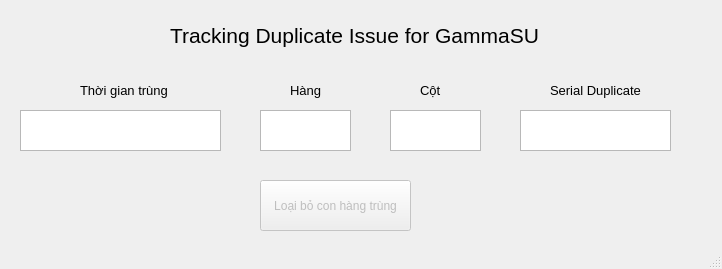
OnTuQuocDat/CheckDuplicatewithVBscript, file Interface.ui: the form before one commit.
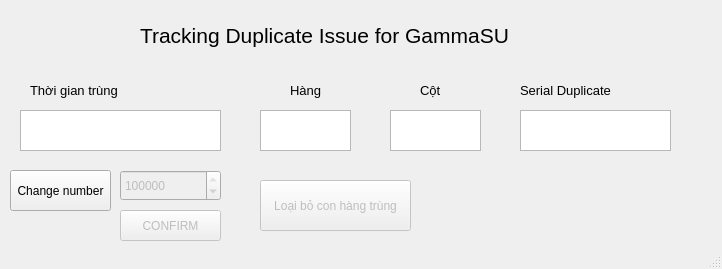
The form after the commit.

Diff of the .ui file:
```diff
--- a/Interface.ui
+++ b/Interface.ui
@@ -17,9 +17,9 @@
    <widget class="QLabel" name="label">
     <property name="geometry">
      <rect>
-      <x>170</x>
+      <x>140</x>
       <y>10</y>
-      <width>431</width>
+      <width>511</width>
       <height>51</height>
      </rect>
     </property>
@@ -87,9 +87,9 @@
    <widget class="QLabel" name="label_2">
     <property name="geometry">
      <rect>
-      <x>80</x>
+      <x>30</x>
       <y>80</y>
-      <width>91</width>
+      <width>171</width>
       <height>21</height>
      </rect>
     </property>
@@ -141,9 +141,9 @@
    <widget class="QLabel" name="label_5">
     <property name="geometry">
      <rect>
-      <x>550</x>
+      <x>520</x>
       <y>80</y>
-      <width>101</width>
+      <width>151</width>
       <height>21</height>
      </rect>
     </property>
@@ -172,6 +172,57 @@
      <string>Loại bỏ con hàng trùng</string>
     </property>
    </widget>
+   <widget class="QPushButton" name="Change_button">
+    <property name="geometry">
+     <rect>
+      <x>10</x>
+      <y>170</y>
+      <width>101</width>
+      <height>41</height>
+     </rect>
+    </property>
+    <property name="text">
+     <string>Change number</string>
+    </property>
+   </widget>
+   <widget class="QSpinBox" name="spinBox">
+    <property name="enabled">
+     <bool>false</bool>
+    </property>
+    <property name="geometry">
+     <rect>
+      <x>120</x>
+      <y>170</y>
+      <width>101</width>
+      <height>31</height>
+     </rect>
+    </property>
+    <property name="minimum">
+     <number>1</number>
+    </property>
+    <property name="maximum">
+     <number>999999999</number>
+    </property>
+    <property name="value">
+     <number>130000</number>
+    </property>
+   </widget>
+   <widget class="QPushButton" name="Confirm_button">
+    <property name="enabled">
+     <bool>false</bool>
+    </property>
+    <property name="geometry">
+     <rect>
+      <x>120</x>
+      <y>210</y>
+      <width>101</width>
+      <height>31</height>
+     </rect>
+    </property>
+    <property name="text">
+     <string>CONFIRM</string>
+    </property>
+   </widget>
   </widget>
   <widget class="QStatusBar" name="statusbar"/>
  </widget>
```
